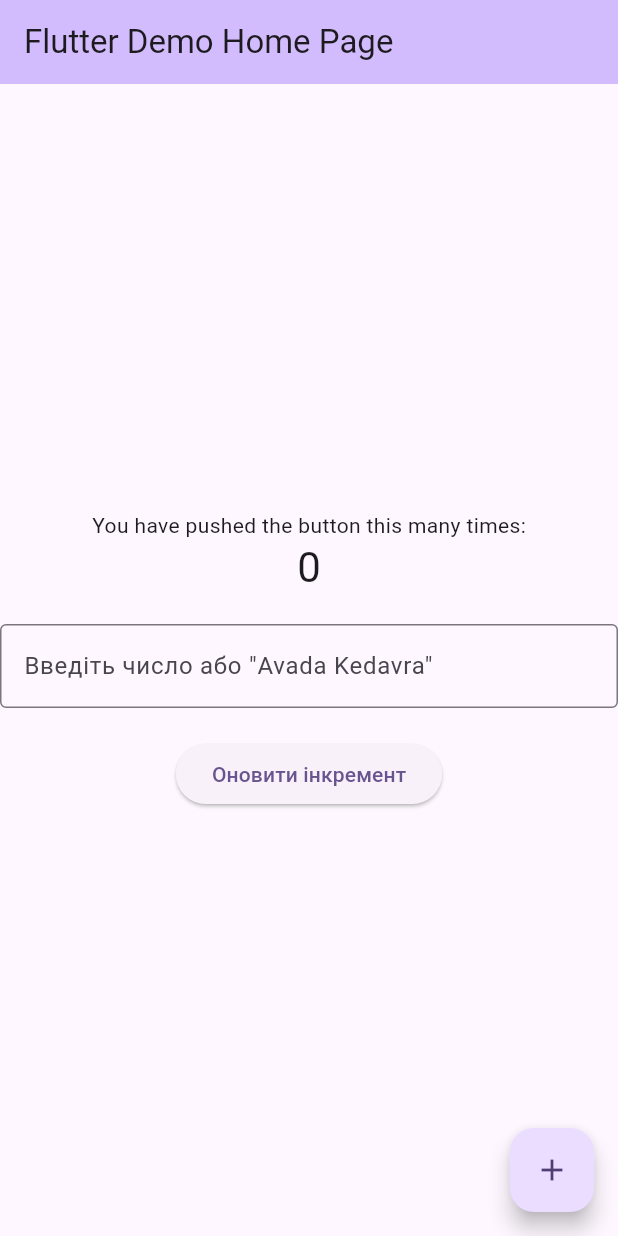
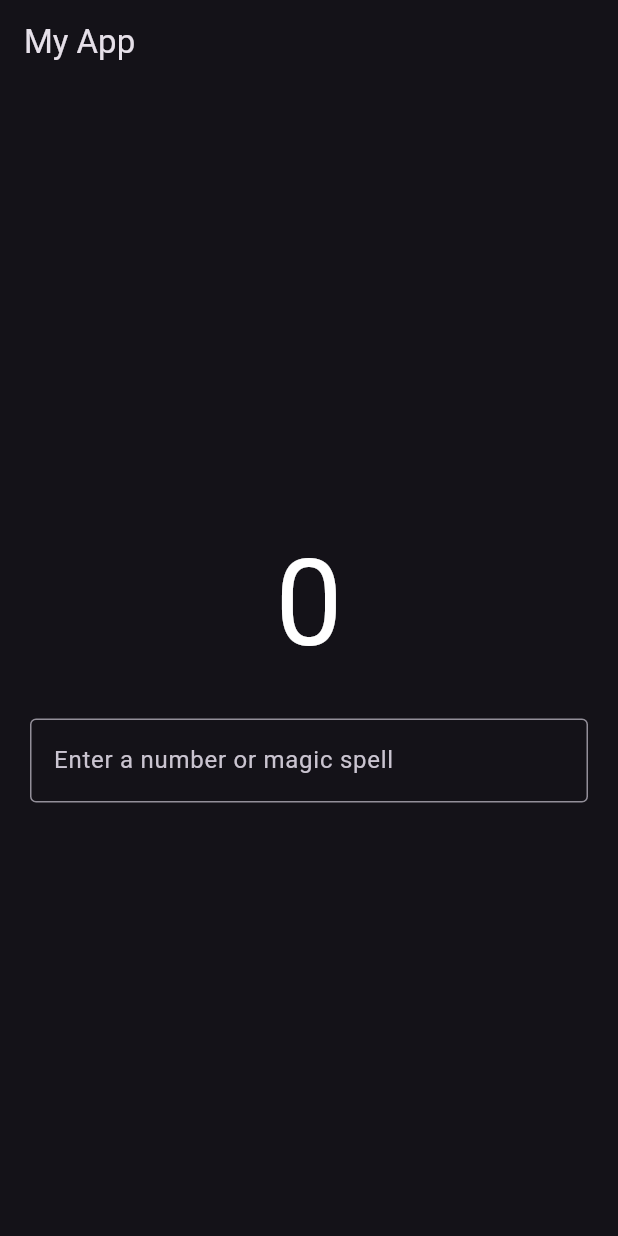
Before and after one commit to PelykhV/mobile_app, a Flutter app: the screen it shows after launch, on a phone screen of 412 x 824 dp. Run offline on Flutter 3.47's test engine with Material 3 defaults, Android fonts, the phone set to English and light mode, and no system bars.

Commit message:
added lab1

```diff
--- a/lib/main.dart
+++ b/lib/main.dart
@@ -10,93 +10,93 @@ class MyApp extends StatelessWidget {
   @override
   Widget build(BuildContext context) {
     return MaterialApp(
-      title: 'Flutter Demo',
-      theme: ThemeData(
-        colorScheme: ColorScheme.fromSeed(seedColor: Colors.deepPurple),
-      ),
-      home: const MyHomePage(title: 'Flutter Demo Home Page'),
+      debugShowCheckedModeBanner: false,
+      theme: ThemeData.dark(),
+      home: const MyHomePage(),
     );
   }
 }
 
 class MyHomePage extends StatefulWidget {
-  const MyHomePage({super.key, required this.title});
-
-  final String title;
+  const MyHomePage({super.key});
 
   @override
   State<MyHomePage> createState() => _MyHomePageState();
 }
 
-class _MyHomePageState extends State<MyHomePage> {
+class _MyHomePageState extends State<MyHomePage>
+    with SingleTickerProviderStateMixin {
   int _counter = 0;
-  TextEditingController _controller = TextEditingController();
+  final TextEditingController _controller = TextEditingController();
+  late AnimationController _animationController;
+  late Animation<Color?> _colorAnimation;
 
-  // Функція для оновлення значення лічильника
-  void _updateCounter() {
-    String inputText = _controller.text;
+  @override
+  void initState() {
+    super.initState();
+    _animationController = AnimationController(
+      vsync: this,
+      duration: const Duration(seconds: 1),
+    );
+    _colorAnimation = ColorTween(begin: Colors.white, end: Colors.redAccent)
+        .animate(_animationController);
+  }
 
-    if (inputText == "Avada Kedavra") {
-      setState(() {
-        _counter = 0; // Скидаємо інкремент до 0
+  void _onSubmit(String value) {
+    if (value == 'Avada Kedavra') {
+      _animationController.forward().then((_) {
+        setState(() => _counter = 0);
+        _animationController.reverse();
       });
     } else {
-      try {
-        // Перевірка, чи може текст бути перетворений на число
-        int inputNumber = int.parse(inputText);
-        setState(() {
-          _counter += inputNumber; // Додаємо число до інкременту
-        });
-      } catch (e) {
-        // Якщо текст не можна перетворити на число, просто нічого не робимо
-        ScaffoldMessenger.of(context).showSnackBar(
-          SnackBar(content: Text('Введіть число або "Avada Kedavra" для скидання')),
-        );
+      final number = int.tryParse(value);
+      if (number != null) {
+        setState(() => _counter += number);
       }
     }
-
-    // Очищуємо текстове поле після обробки
     _controller.clear();
   }
 
   @override
   Widget build(BuildContext context) {
     return Scaffold(
-      appBar: AppBar(
-        backgroundColor: Theme.of(context).colorScheme.inversePrimary,
-        title: Text(widget.title),
-      ),
+      appBar: AppBar(title: const Text('My App')),
       body: Center(
         child: Column(
           mainAxisAlignment: MainAxisAlignment.center,
-          children: <Widget>[
-            const Text('You have pushed the button this many times:'),
-            Text(
-              '$_counter',
-              style: Theme.of(context).textTheme.headlineMedium,
+          children: [
+            AnimatedBuilder(
+              animation: _colorAnimation,
+              builder: (context, child) {
+                return Text(
+                  '$_counter',
+                  style: TextStyle(fontSize: 80, color: _colorAnimation.value),
+                );
+              },
             ),
-            SizedBox(height: 20),
-            TextField(
-              controller: _controller,
-              keyboardType: TextInputType.number,
-              decoration: InputDecoration(
-                border: OutlineInputBorder(),
-                labelText: 'Введіть число або "Avada Kedavra"',
+            const SizedBox(height: 20),
+            Padding(
+              padding: const EdgeInsets.symmetric(horizontal: 20),
+              child: TextField(
+                controller: _controller,
+                decoration: const InputDecoration(
+                  border: OutlineInputBorder(),
+                  labelText: 'Enter a number or magic spell',
+                ),
+                textAlign: TextAlign.center,
+                onSubmitted: _onSubmit,
               ),
-            ),
-            SizedBox(height: 20),
-            ElevatedButton(
-              onPressed: _updateCounter,
-              child: Text('Оновити інкремент'),
             ),
           ],
         ),
       ),
-      floatingActionButton: FloatingActionButton(
-        onPressed: _updateCounter,
-        tooltip: 'Increment',
-        child: const Icon(Icons.add),
-      ),
     );
   }
+
+  @override
+  void dispose() {
+    _controller.dispose();
+    _animationController.dispose();
+    super.dispose();
+  }
 }
```
